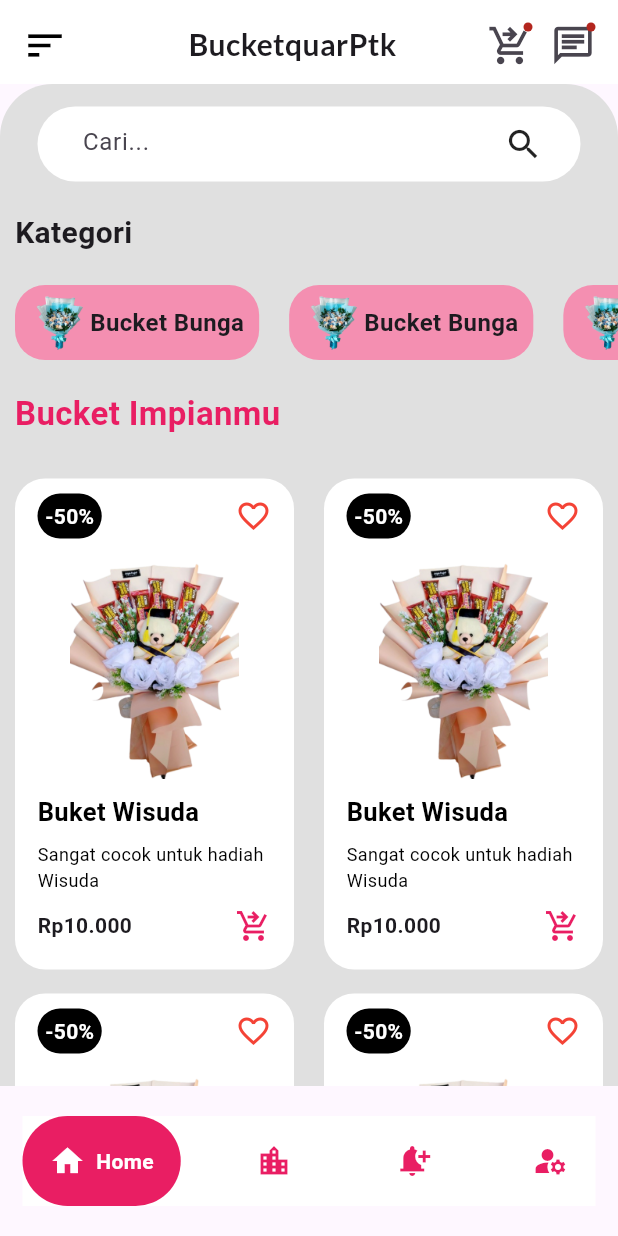
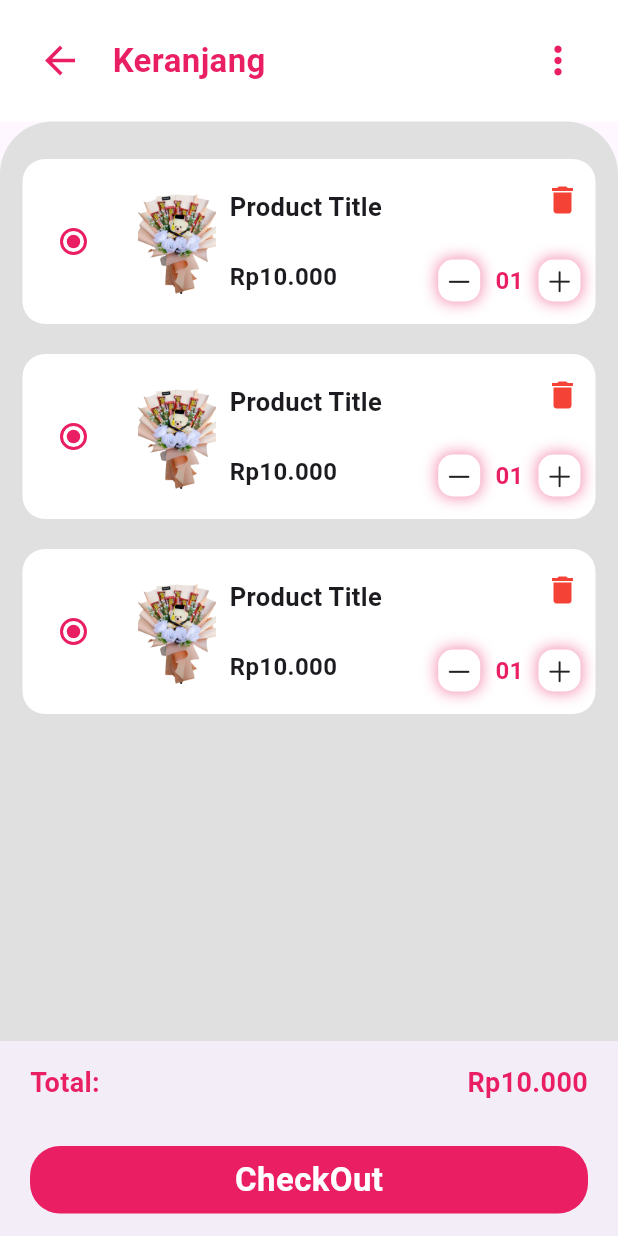
Before and after one commit to txnu/BucketquarPtk, a Flutter app: the screen it shows after launch, after a tap on the "shopping cart checkout" icon, on a phone screen of 412 x 824 dp. Run offline on Flutter 3.47's test engine with Material 3 defaults, Android fonts, the phone set to English and light mode, and no system bars; drawn by our look-alikes of google_nav_bar; our stand-ins replace google_fonts; Roboto replaces fonts that are missing (Alata).

Commit message:
new update cart

```diff
--- a/bucketquarptk/analysis_options.yaml
+++ b/bucketquarptk/analysis_options.yaml
@@ -8,10 +8,6 @@
 # The following line activates a set of recommended lints for Flutter apps,
 # packages, and plugins designed to encourage good coding practices.
 include: package:flutter_lints/flutter.yaml
-analyzer:
-  errors:
-    prefer_const_constructors: ignore
-    unused_local_variable: ignore
 
 linter:
   # The lint rules applied to this project can be customized in the
--- a/bucketquarptk/lib/User/DashboardUser.dart
+++ b/bucketquarptk/lib/User/DashboardUser.dart
@@ -1,9 +1,8 @@
 import 'package:bucketquarptk/User/Widget/HomeAppBar.dart';
+import 'package:bucketquarptk/User/Widget/ItemsWidget.dart';
 import 'package:bucketquarptk/User/Widget/KategoriWidget.dart';
 import 'package:flutter/material.dart';
 import 'package:google_nav_bar/google_nav_bar.dart';
-
-import 'Widget/ItemsWidget.dart';
 
 class DashboardUser extends StatefulWidget {
   const DashboardUser({super.key});
@@ -21,7 +20,7 @@ class _DashboardUserState extends State<DashboardUser> {
           Container(
             child: Container(
               width: MediaQuery.of(context).size.width,
-              height: MediaQuery.of(context).size.height * 2,
+              height: MediaQuery.of(context).size.height,
               child: HomeAppBar(),
             ),
           ),
@@ -113,8 +112,11 @@ class _DashboardUserState extends State<DashboardUser> {
               print(index);
             },
             tabs: const [
-              GButton(icon: Icons.home, text: "Home"),
-              GButton(icon: Icons.location_city, text: "Tracking"),
+              GButton(
+                icon: Icons.home,
+                text: "Home",
+              ),
+              GButton(icon: Icons.location_on, text: "Tracking"),
               GButton(icon: Icons.notification_add, text: "Notification"),
               GButton(icon: Icons.manage_accounts, text: "Account"),
             ],
--- /dev/null
+++ b/bucketquarptk/lib/User/Screen/KeranjangScreen.dart
@@ -0,0 +1,37 @@
+import 'package:bucketquarptk/User/Widget/KeranjangAppBar.dart';
+import 'package:bucketquarptk/User/Widget/KeranjangBottomBar.dart';
+import 'package:bucketquarptk/User/Widget/KeranjangItemsWidget.dart';
+import 'package:flutter/material.dart';
+
+class KeranjangScreen extends StatelessWidget {
+  const KeranjangScreen({super.key});
+
+  @override
+  Widget build(BuildContext context) {
+    return Scaffold(
+      body: ListView(
+        children: [
+          KeranjangAppBar(),
+          Container(
+            height: 700,
+            padding: EdgeInsets.only(top: 15),
+            decoration: BoxDecoration(
+              color: Colors.grey[300],
+              borderRadius: BorderRadius.only(
+                topLeft: Radius.circular(35),
+                topRight: Radius.circular(35),
+              ),
+            ),
+            child: Column(
+              children: [
+                KeranjangItemWidget(),
+              ],
+            ),
+          ),
+        ],
+      ),
+      bottomNavigationBar: PreferredSize(
+          preferredSize: Size.fromHeight(150), child: KeranjangBottomBar()),
+    );
+  }
+}
--- a/bucketquarptk/lib/User/Widget/HomeAppBar.dart
+++ b/bucketquarptk/lib/User/Widget/HomeAppBar.dart
@@ -29,7 +29,9 @@ class HomeAppBar extends StatelessWidget {
           Badge(
             padding: EdgeInsets.all(7),
             child: InkWell(
-              onTap: () {},
+              onTap: () {
+                Navigator.pushNamed(context, "keranjang");
+              },
               child: Icon(
                 Icons.shopping_cart_checkout,
                 size: 30,
--- /dev/null
+++ b/bucketquarptk/lib/User/Widget/KeranjangAppBar.dart
@@ -0,0 +1,44 @@
+import 'package:flutter/material.dart';
+import 'package:google_fonts/google_fonts.dart';
+
+class KeranjangAppBar extends StatelessWidget {
+  const KeranjangAppBar({super.key});
+
+  @override
+  Widget build(BuildContext context) {
+    return Container(
+      color: Colors.white,
+      padding: EdgeInsets.all(25),
+      child: Row(
+        children: [
+          InkWell(
+            onTap: () {
+              Navigator.pop(context);
+            },
+            child: Icon(
+              Icons.arrow_back,
+              size: 30,
+              color: Colors.pink,
+            ),
+          ),
+          Padding(
+            padding: EdgeInsets.only(left: 20),
+            child: Text(
+              "Keranjang",
+              style: GoogleFonts.alata(
+                  fontSize: 22,
+                  fontWeight: FontWeight.bold,
+                  color: Colors.pink),
+            ),
+          ),
+          Spacer(),
+          Icon(
+            Icons.more_vert,
+            size: 30,
+            color: Colors.pink,
+          ),
+        ],
+      ),
+    );
+  }
+}
--- /dev/null
+++ b/bucketquarptk/lib/User/Widget/KeranjangBottomBar.dart
@@ -0,0 +1,55 @@
+import 'package:flutter/material.dart';
+
+class KeranjangBottomBar extends StatelessWidget {
+  const KeranjangBottomBar({super.key});
+
+  @override
+  Widget build(BuildContext context) {
+    return BottomAppBar(
+      padding: EdgeInsets.symmetric(horizontal: 20, vertical: 15),
+      height: 130,
+      child: Container(
+        height: 180,
+        child: Column(
+          mainAxisAlignment: MainAxisAlignment.spaceBetween,
+          children: [
+            Row(
+              mainAxisAlignment: MainAxisAlignment.spaceBetween,
+              children: [
+                Text(
+                  "Total:",
+                  style: TextStyle(
+                      color: Colors.pink,
+                      fontSize: 18,
+                      fontWeight: FontWeight.bold),
+                ),
+                Text(
+                  "Rp10.000",
+                  style: TextStyle(
+                    fontWeight: FontWeight.bold,
+                    color: Colors.pink,
+                    fontSize: 18,
+                  ),
+                )
+              ],
+            ),
+            Container(
+              alignment: Alignment.center,
+              height: 45,
+              width: double.infinity,
+              decoration: BoxDecoration(
+                  color: Colors.pink, borderRadius: BorderRadius.circular(20)),
+              child: Text(
+                "CheckOut",
+                style: TextStyle(
+                    fontSize: 22,
+                    fontWeight: FontWeight.bold,
+                    color: Colors.white),
+              ),
+            ),
+          ],
+        ),
+      ),
+    );
+  }
+}
--- /dev/null
+++ b/bucketquarptk/lib/User/Widget/KeranjangItemsWidget.dart
@@ -0,0 +1,129 @@
+import 'package:flutter/cupertino.dart';
+import 'package:flutter/material.dart';
+
+class KeranjangItemWidget extends StatelessWidget {
+  const KeranjangItemWidget({super.key});
+
+  @override
+  Widget build(BuildContext context) {
+    return Column(
+      children: [
+        for (int i = 0; i < 3; i++)
+          Container(
+            height: 110,
+            margin: EdgeInsets.symmetric(horizontal: 15, vertical: 10),
+            padding: EdgeInsets.all(10),
+            decoration: BoxDecoration(
+              color: Colors.white,
+              borderRadius: BorderRadius.circular(15),
+            ),
+            child: Row(
+              children: [
+                Radio(
+                  value: "",
+                  groupValue: "",
+                  activeColor: Colors.pink,
+                  onChanged: (index) {},
+                ),
+                Container(
+                  height: 70,
+                  width: 70,
+                  margin: EdgeInsets.only(left: 10),
+                  child: Image.asset(
+                      'assets/images/buketwisuda1-removebg-preview-2-p4C.png'),
+                ),
+                Padding(
+                  padding: EdgeInsets.symmetric(vertical: 10),
+                  child: Column(
+                    crossAxisAlignment: CrossAxisAlignment.start,
+                    mainAxisAlignment: MainAxisAlignment.spaceBetween,
+                    children: [
+                      Text(
+                        "Product Title",
+                        style: TextStyle(
+                            fontSize: 17, fontWeight: FontWeight.bold),
+                      ),
+                      Text(
+                        "Rp10.000",
+                        style: TextStyle(
+                            fontSize: 16, fontWeight: FontWeight.bold),
+                      )
+                    ],
+                  ),
+                ),
+                Spacer(),
+                InkWell(
+                  onTap: () {},
+                  child: Padding(
+                    padding: EdgeInsets.symmetric(vertical: 5),
+                    child: Column(
+                      crossAxisAlignment: CrossAxisAlignment.end,
+                      mainAxisAlignment: MainAxisAlignment.spaceBetween,
+                      children: [
+                        InkWell(
+                          onTap: () {},
+                          child: Icon(
+                            Icons.delete,
+                            color: Colors.red,
+                          ),
+                        ),
+                        Row(
+                          children: [
+                            Container(
+                              padding: EdgeInsets.all(4),
+                              decoration: BoxDecoration(
+                                color: Colors.white,
+                                borderRadius: BorderRadius.circular(10),
+                                boxShadow: [
+                                  BoxShadow(
+                                      color: Colors.pink.withOpacity(0.5),
+                                      spreadRadius: 1,
+                                      blurRadius: 8),
+                                ],
+                              ),
+                              child: Icon(
+                                CupertinoIcons.minus,
+                                size: 20,
+                              ),
+                            ),
+                            Container(
+                              margin: EdgeInsets.symmetric(horizontal: 10),
+                              child: Text(
+                                "01",
+                                style: TextStyle(
+                                  fontSize: 16,
+                                  fontWeight: FontWeight.bold,
+                                  color: Colors.pink,
+                                ),
+                              ),
+                            ),
+                            Container(
+                              padding: EdgeInsets.all(4),
+                              decoration: BoxDecoration(
+                                color: Colors.white,
+                                borderRadius: BorderRadius.circular(10),
+                                boxShadow: [
+                                  BoxShadow(
+                                      color: Colors.pink.withOpacity(0.5),
+                                      spreadRadius: 1,
+                                      blurRadius: 8),
+                                ],
+                              ),
+                              child: Icon(
+                                CupertinoIcons.plus,
+                                size: 20,
+                              ),
+                            ),
+                          ],
+                        ),
+                      ],
+                    ),
+                  ),
+                ),
+              ],
+            ),
+          )
+      ],
+    );
+  }
+}
--- a/bucketquarptk/lib/main.dart
+++ b/bucketquarptk/lib/main.dart
@@ -1,5 +1,7 @@
-import 'package:bucketquarptk/User/DashboardUser.dart';
+import 'package:bucketquarptk/User/Screen/KeranjangScreen.dart';
 import 'package:flutter/material.dart';
+
+import 'User/DashboardUser.dart';
 
 void main() {
   runApp(const MyApp());
@@ -11,10 +13,103 @@ class MyApp extends StatelessWidget {
   // This widget is the root of your application.
   @override
   Widget build(BuildContext context) {
-    return const MaterialApp(
-      title: 'Flutter Demo',
+    return MaterialApp(
+      title: 'Bucketquar Pontianak',
       debugShowCheckedModeBanner: false,
-      home: DashboardUser(),
+      theme: ThemeData(),
+      initialRoute: "/",
+      routes: {
+        "/": (context) => DashboardUser(),
+        "keranjang": (context) => KeranjangScreen()
+      },
     );
   }
 }
+
+class MyHomePage extends StatefulWidget {
+  const MyHomePage({super.key, required this.title});
+
+  // This widget is the home page of your application. It is stateful, meaning
+  // that it has a State object (defined below) that contains fields that affect
+  // how it looks.
+
+  // This class is the configuration for the state. It holds the values (in this
+  // case the title) provided by the parent (in this case the App widget) and
+  // used by the build method of the State. Fields in a Widget subclass are
+  // always marked "final".
+
+  final String title;
+
+  @override
+  State<MyHomePage> createState() => _MyHomePageState();
+}
+
+class _MyHomePageState extends State<MyHomePage> {
+  int _counter = 0;
+
+  void _incrementCounter() {
+    setState(() {
+      // This call to setState tells the Flutter framework that something has
+      // changed in this State, which causes it to rerun the build method below
+      // so that the display can reflect the updated values. If we changed
+      // _counter without calling setState(), then the build method would not be
+      // called again, and so nothing would appear to happen.
+      _counter++;
+    });
+  }
+
+  @override
+  Widget build(BuildContext context) {
+    // This method is rerun every time setState is called, for instance as done
+    // by the _incrementCounter method above.
+    //
+    // The Flutter framework has been optimized to make rerunning build methods
+    // fast, so that you can just rebuild anything that needs updating rather
+    // than having to individually change instances of widgets.
+    return Scaffold(
+      appBar: AppBar(
+        // TRY THIS: Try changing the color here to a specific color (to
+        // Colors.amber, perhaps?) and trigger a hot reload to see the AppBar
+        // change color while the other colors stay the same.
+        backgroundColor: Theme.of(context).colorScheme.inversePrimary,
+        // Here we take the value from the MyHomePage object that was created by
+        // the App.build method, and use it to set our appbar title.
+        title: Text(widget.title),
+      ),
+      body: Center(
+        // Center is a layout widget. It takes a single child and positions it
+        // in the middle of the parent.
+        child: Column(
+          // Column is also a layout widget. It takes a list of children and
+          // arranges them vertically. By default, it sizes itself to fit its
+          // children horizontally, and tries to be as tall as its parent.
+          //
+          // Column has various properties to control how it sizes itself and
+          // how it positions its children. Here we use mainAxisAlignment to
+          // center the children vertically; the main axis here is the vertical
+          // axis because Columns are vertical (the cross axis would be
+          // horizontal).
+          //
+          // TRY THIS: Invoke "debug painting" (choose the "Toggle Debug Paint"
+          // action in the IDE, or press "p" in the console), to see the
+          // wireframe for each widget.
+          mainAxisAlignment: MainAxisAlignment.center,
+          children: <Widget>[
+            const Text(
+              'You have pushed the button this many times:',
+            ),
+            Text(
+              '$_counter',
+              style: Theme.of(context).textTheme.headlineMedium,
+            ),
+          ],
+        ),
+      ),
+      floatingActionButton: FloatingActionButton(
+        onPressed: _incrementCounter,
+        tooltip: 'Increment',
+        child: const Icon(Icons.add),
+      ), // This trailing comma makes auto-formatting nicer for build methods.
+    );
+  }
+}
--- a/bucketquarptk/pubspec.yaml
+++ b/bucketquarptk/pubspec.yaml
@@ -19,7 +19,7 @@ publish_to: 'none' # Remove this line if you wish to publish to pub.dev
 version: 1.0.0+1
 
 environment:
-  sdk: '>=3.4.0-212.0.dev <4.0.0'
+  sdk: '>=3.3.1 <4.0.0'
 
 # Dependencies specify other packages that your package needs in order to work.
 # To automatically upgrade your package dependencies to the latest versions
@@ -36,7 +36,6 @@ dependencies:
   # Use with the CupertinoIcons class for iOS style icons.
   cupertino_icons: ^1.0.6
   google_fonts: ^6.2.1
-  badges: ^3.1.2
   google_nav_bar: ^5.0.6
 
 dev_dependencies:
```
Also changed, not shown: bucketquarptk/lib/login/login.dart (deleted, +0 -23 lines), bucketquarptk/lib/utils.dart (deleted, +0 -82 lines), bucketquarptk/pubspec.lock, 10 other files.
